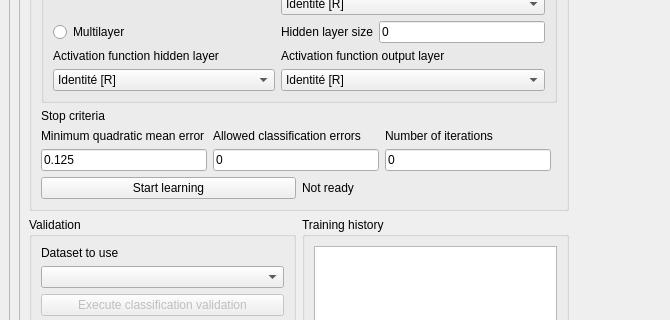
The window that mainwindow.ui (abell370/RNA-Hendrice-Lejeune-Melis) describes before a commit, drawn with Qt 5; both pictures show x 0 to 670 and y 218 to 538 of the 1130 by 963 pixel window.
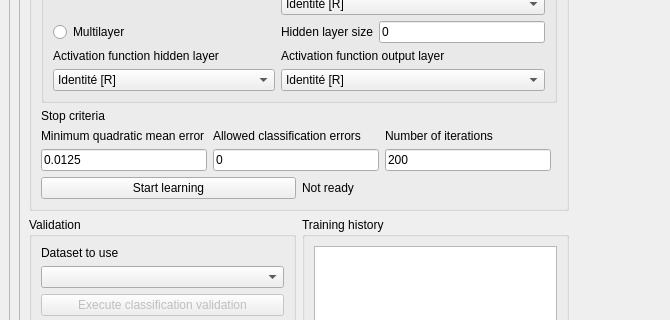
The same window after the commit.

Diff of the .ui file:
```diff
--- a/mainwindow.ui
+++ b/mainwindow.ui
@@ -167,7 +167,7 @@
                       <item>
                        <widget class="QLineEdit" name="minErrorInput">
                         <property name="text">
-                         <string>0.125</string>
+                         <string>0.0125</string>
                         </property>
                         <property name="placeholderText">
                          <string>5000</string>
@@ -209,7 +209,7 @@
                       <item>
                        <widget class="QLineEdit" name="maxIterInput">
                         <property name="text">
-                         <string>0</string>
+                         <string>200</string>
                         </property>
                         <property name="placeholderText">
                          <string>5000</string>
```
